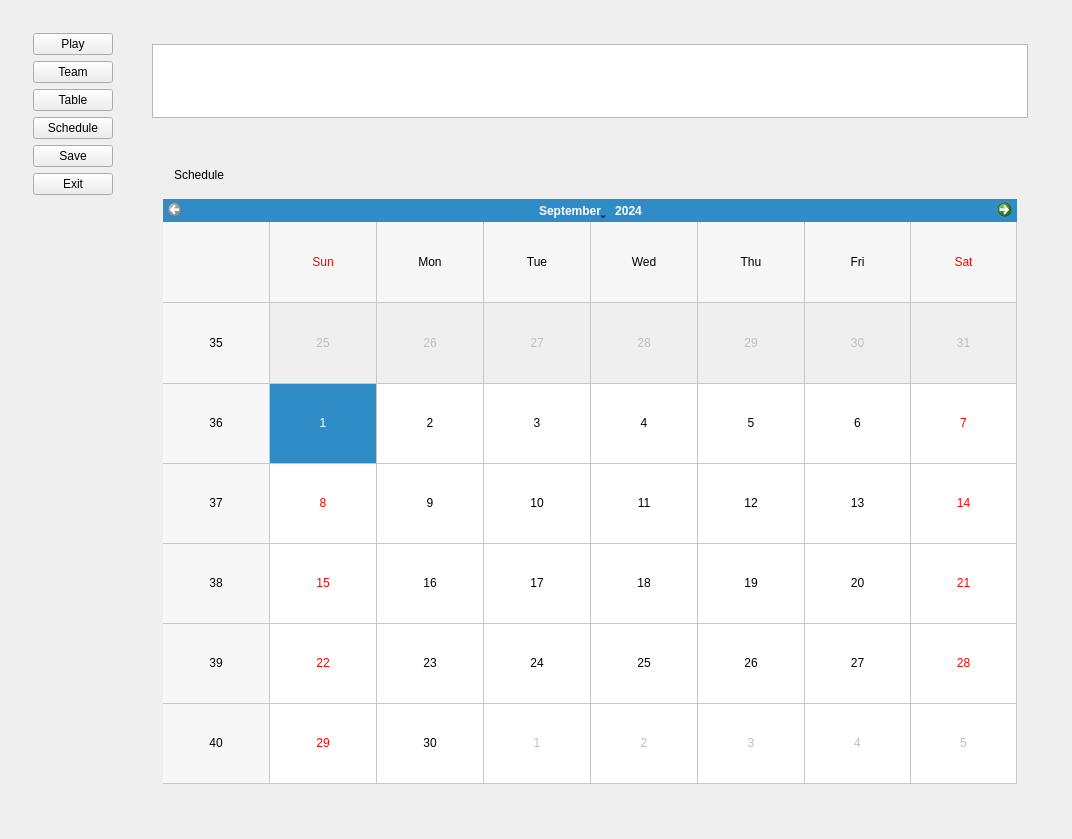
DawidO99/FM_QT_Project_vol2, file LoadGame.ui: the form before one commit.
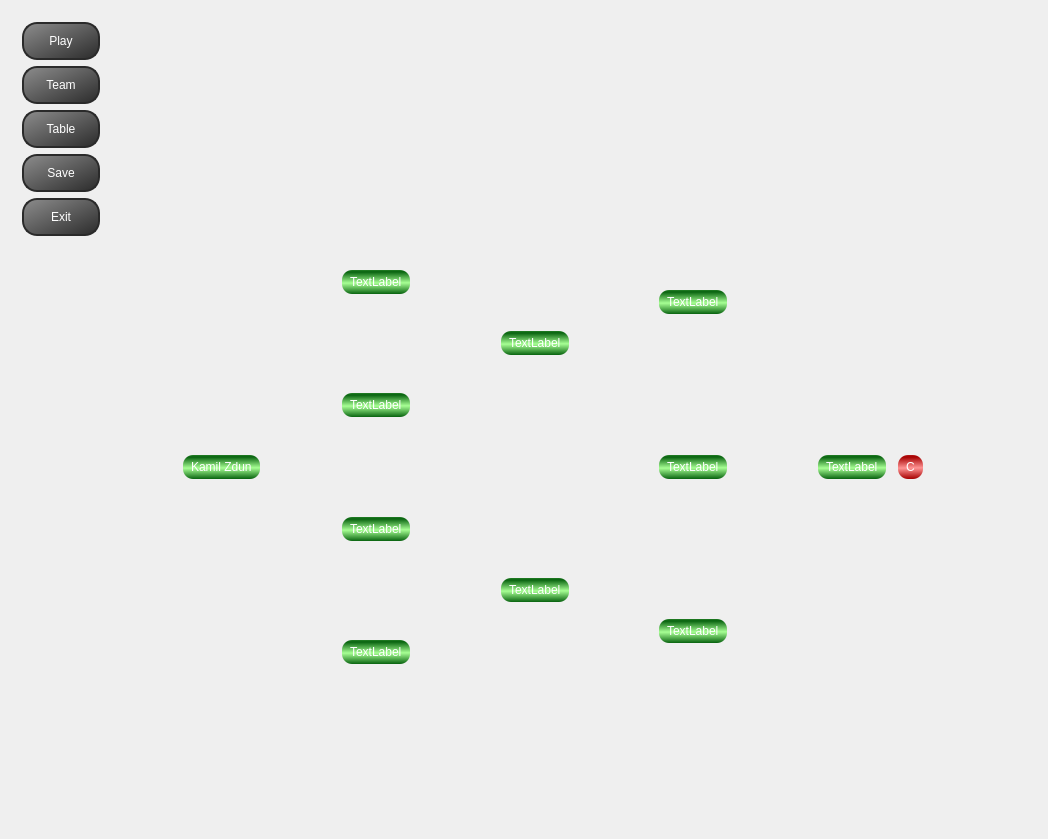
The form after the commit. The open tabs and pages were chosen to show the change. Icons and pictures are not drawn.

Diff of the .ui file:
```diff
--- a/LoadGame.ui
+++ b/LoadGame.ui
@@ -6,7 +6,7 @@
    <rect>
     <x>0</x>
     <y>0</y>
-    <width>1052</width>
+    <width>1048</width>
     <height>839</height>
    </rect>
   </property>
@@ -15,6 +15,21 @@
   </property>
   <widget class="QWidget" name="centralWidget">
    <layout class="QHBoxLayout" name="horizontalLayout">
+    <property name="spacing">
+     <number>0</number>
+    </property>
+    <property name="leftMargin">
+     <number>0</number>
+    </property>
+    <property name="topMargin">
+     <number>0</number>
+    </property>
+    <property name="rightMargin">
+     <number>0</number>
+    </property>
+    <property name="bottomMargin">
+     <number>0</number>
+    </property>
     <item>
      <widget class="QStackedWidget" name="stackedWidget">
       <property name="currentIndex">
@@ -80,6 +95,11 @@
        </layout>
       </widget>
       <widget class="QWidget" name="page_game">
+       <property name="styleSheet">
+        <string notr="true">#page_game{
+background-image: url(:/new/prefix1/images/9b50e19f-8d5d-444b-a51f-debda13bcf8e.png);
+}</string>
+       </property>
        <layout class="QHBoxLayout" name="horizontalLayout_2" stretch="1,3">
         <item>
          <widget class="QFrame" name="frame_buttons">
@@ -92,6 +112,19 @@
           <layout class="QVBoxLayout" name="verticalLayout_3">
            <item>
             <widget class="QPushButton" name="pushButton_play">
+             <property name="styleSheet">
+              <string notr="true">QPushButton{
+background-color: qlineargradient(spread:pad, x1:0, y1:0, x2:1, y2:1, stop:0 rgba(141, 141, 141, 255), stop:1 rgba(43, 43, 43, 255));
+    border-radius: 15px;        /* Promień zaokrąglenia */
+    padding: 10px;              /* Wewnętrzne marginesy */
+font: 600 italic 10pt &quot;Segoe UI&quot;;
+color: rgb(255, 255, 255);
+border: 2px solid rgb(42, 42, 42);
+}
+QPushButton:hover {
+	background-color: rgb(29, 29, 29);
+}</string>
+             </property>
              <property name="text">
               <string>Play</string>
              </property>
@@ -99,6 +132,19 @@
            </item>
            <item>
             <widget class="QPushButton" name="pushButton_team">
+             <property name="styleSheet">
+              <string notr="true">QPushButton{
+background-color: qlineargradient(spread:pad, x1:0, y1:0, x2:1, y2:1, stop:0 rgba(141, 141, 141, 255), stop:1 rgba(43, 43, 43, 255));
+    border-radius: 15px;        /* Promień zaokrąglenia */
+    padding: 10px;              /* Wewnętrzne marginesy */
+font: 600 italic 10pt &quot;Segoe UI&quot;;
+color: rgb(255, 255, 255);
+border: 2px solid rgb(42, 42, 42);
+}
+QPushButton:hover {
+	background-color: rgb(29, 29, 29);
+}</string>
+             </property>
              <property name="text">
               <string>Team</string>
              </property>
@@ -106,20 +152,39 @@
            </item>
            <item>
             <widget class="QPushButton" name="pushButton_table">
+             <property name="styleSheet">
+              <string notr="true">QPushButton{
+background-color: qlineargradient(spread:pad, x1:0, y1:0, x2:1, y2:1, stop:0 rgba(141, 141, 141, 255), stop:1 rgba(43, 43, 43, 255));
+    border-radius: 15px;        /* Promień zaokrąglenia */
+    padding: 10px;              /* Wewnętrzne marginesy */
+font: 600 italic 10pt &quot;Segoe UI&quot;;
+color: rgb(255, 255, 255);
+border: 2px solid rgb(42, 42, 42);
+}
+QPushButton:hover {
+	background-color: rgb(29, 29, 29);
+}</string>
+             </property>
              <property name="text">
               <string>Table</string>
              </property>
             </widget>
            </item>
-           <item>
-            <widget class="QPushButton" name="pushButton_schedule">
-             <property name="text">
-              <string>Schedule</string>
-             </property>
-            </widget>
-           </item>
            <item>
             <widget class="QPushButton" name="pushButton_save">
+             <property name="styleSheet">
+              <string notr="true">QPushButton{
+background-color: qlineargradient(spread:pad, x1:0, y1:0, x2:1, y2:1, stop:0 rgba(141, 141, 141, 255), stop:1 rgba(43, 43, 43, 255));
+    border-radius: 15px;        /* Promień zaokrąglenia */
+    padding: 10px;              /* Wewnętrzne marginesy */
+font: 600 italic 10pt &quot;Segoe UI&quot;;
+color: rgb(255, 255, 255);
+border: 2px solid rgb(42, 42, 42);
+}
+QPushButton:hover {
+	background-color: rgb(29, 29, 29);
+}</string>
+             </property>
              <property name="text">
               <string>Save</string>
              </property>
@@ -127,6 +192,19 @@
            </item>
            <item>
             <widget class="QPushButton" name="pushButton_exit">
+             <property name="styleSheet">
+              <string notr="true">QPushButton{
+background-color: qlineargradient(spread:pad, x1:0, y1:0, x2:1, y2:1, stop:0 rgba(141, 141, 141, 255), stop:1 rgba(43, 43, 43, 255));
+    border-radius: 15px;        /* Promień zaokrąglenia */
+    padding: 10px;              /* Wewnętrzne marginesy */
+font: 600 italic 10pt &quot;Segoe UI&quot;;
+color: rgb(255, 255, 255);
+border: 2px solid rgb(42, 42, 42);
+}
+QPushButton:hover {
+	background-color: rgb(29, 29, 29);
+}</string>
+             </property>
              <property name="text">
               <string>Exit</string>
              </property>
@@ -150,13 +228,16 @@
         </item>
         <item>
          <widget class="QFrame" name="frame_content">
+          <property name="styleSheet">
+           <string notr="true">background_color: transparent;</string>
+          </property>
           <property name="frameShape">
            <enum>QFrame::Shape::NoFrame</enum>
           </property>
           <property name="frameShadow">
            <enum>QFrame::Shadow::Plain</enum>
           </property>
-          <layout class="QVBoxLayout" name="verticalLayout_5" stretch="1,7">
+          <layout class="QVBoxLayout" name="verticalLayout_5" stretch="1,0">
            <item>
             <widget class="QFrame" name="frame_4">
              <property name="frameShape">
@@ -167,13 +248,43 @@
              </property>
              <layout class="QHBoxLayout" name="horizontalLayout_5">
               <item>
-               <widget class="QTextBrowser" name="label_date"/>
+               <widget class="QTextBrowser" name="label_date">
+                <property name="minimumSize">
+                 <size>
+                  <width>0</width>
+                  <height>50</height>
+                 </size>
+                </property>
+                <property name="styleSheet">
+                 <string notr="true">font: 600 italic 50pt &quot;Segoe UI&quot;;
+color: rgb(255, 255, 255);
+background-color: transparent;</string>
+                </property>
+                <property name="frameShape">
+                 <enum>QFrame::Shape::NoFrame</enum>
+                </property>
+                <property name="frameShadow">
+                 <enum>QFrame::Shadow::Plain</enum>
+                </property>
+                <property name="verticalScrollBarPolicy">
+                 <enum>Qt::ScrollBarPolicy::ScrollBarAlwaysOff</enum>
+                </property>
+                <property name="horizontalScrollBarPolicy">
+                 <enum>Qt::ScrollBarPolicy::ScrollBarAlwaysOff</enum>
+                </property>
+                <property name="sizeAdjustPolicy">
+                 <enum>QAbstractScrollArea::SizeAdjustPolicy::AdjustToContents</enum>
+                </property>
+               </widget>
               </item>
              </layout>
             </widget>
            </item>
            <item>
             <widget class="QFrame" name="frame_table_and_schedule">
+             <property name="styleSheet">
+              <string notr="true">background-color: transparent;</string>
+             </property>
              <property name="frameShape">
               <enum>QFrame::Shape::NoFrame</enum>
              </property>
@@ -183,8 +294,11 @@
              <layout class="QHBoxLayout" name="horizontalLayout_3">
               <item>
                <widget class="QStackedWidget" name="stackedWidget_content">
+                <property name="styleSheet">
+                 <string notr="true">background_color:transparent;</string>
+                </property>
                 <property name="currentIndex">
-                 <number>2</number>
+                 <number>1</number>
                 </property>
                 <widget class="QWidget" name="page_table">
                  <layout class="QVBoxLayout" name="verticalLayout_6">
@@ -458,63 +572,6 @@
                   </item>
                  </layout>
                 </widget>
-                <widget class="QWidget" name="page_schedule">
-                 <layout class="QVBoxLayout" name="verticalLayout_4">
-                  <item>
-                   <widget class="QFrame" name="frame_2">
-                    <property name="frameShape">
-                     <enum>QFrame::Shape::NoFrame</enum>
-                    </property>
-                    <property name="frameShadow">
-                     <enum>QFrame::Shadow::Plain</enum>
-                    </property>
-                    <layout class="QHBoxLayout" name="horizontalLayout_4">
-                     <item>
-                      <widget class="QLabel" name="label_2">
-                       <property name="text">
-                        <string>Schedule</string>
-                       </property>
-                      </widget>
-                     </item>
-                    </layout>
-                   </widget>
-                  </item>
-                  <item>
-                   <widget class="QCalendarWidget" name="CustomCalendarWidget">
-                    <property name="locale">
-                     <locale language="English" country="UnitedStates"/>
-                    </property>
-                    <property name="selectedDate">
-                     <date>
-                      <year>2024</year>
-                      <month>9</month>
-                      <day>1</day>
-                     </date>
-                    </property>
-                    <property name="minimumDate">
-                     <date>
-                      <year>2024</year>
-                      <month>9</month>
-                      <day>1</day>
-                     </date>
-                    </property>
-                    <property name="maximumDate">
-                     <date>
-                      <year>2025</year>
-                      <month>6</month>
-                      <day>30</day>
-                     </date>
-                    </property>
-                    <property name="gridVisible">
-                     <bool>true</bool>
-                    </property>
-                    <property name="navigationBarVisible">
-                     <bool>true</bool>
-                    </property>
-                   </widget>
-                  </item>
-                 </layout>
-                </widget>
                 <widget class="QWidget" name="page_team">
                  <layout class="QHBoxLayout" name="horizontalLayout_7">
                   <item>
@@ -526,7 +583,7 @@
                      </size>
                     </property>
                     <property name="styleSheet">
-                     <string notr="true"/>
+                     <string notr="true">background_color: transparent;</string>
                     </property>
                     <property name="frameShape">
                      <enum>QFrame::Shape::NoFrame</enum>
@@ -953,7 +1010,11 @@
                   </item>
                  </layout>
                 </widget>
-                <widget class="QWidget" name="page_dummy"/>
+                <widget class="QWidget" name="page_dummy">
+                 <property name="styleSheet">
+                  <string notr="true">background_color: none;</string>
+                 </property>
+                </widget>
                </widget>
               </item>
              </layout>
```
